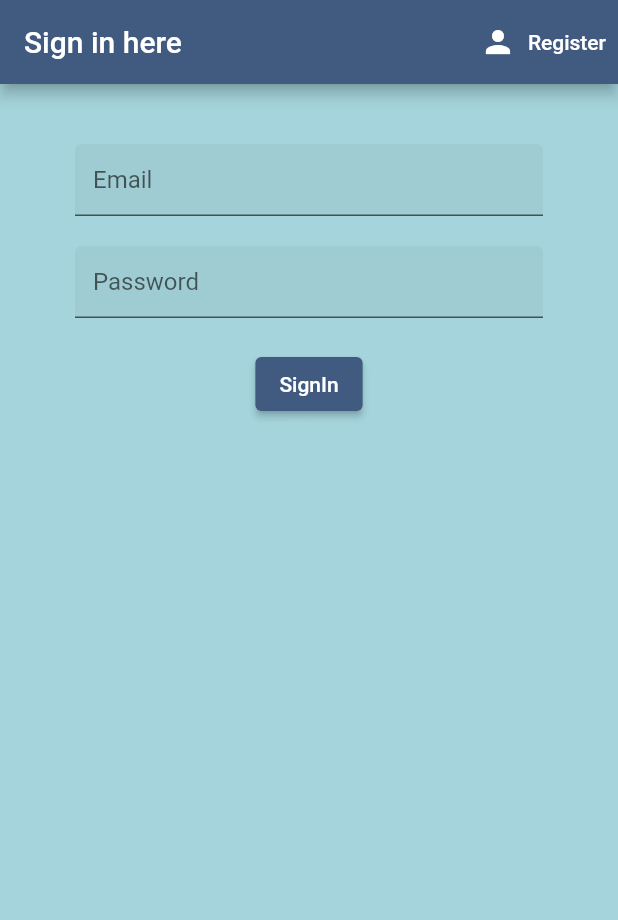
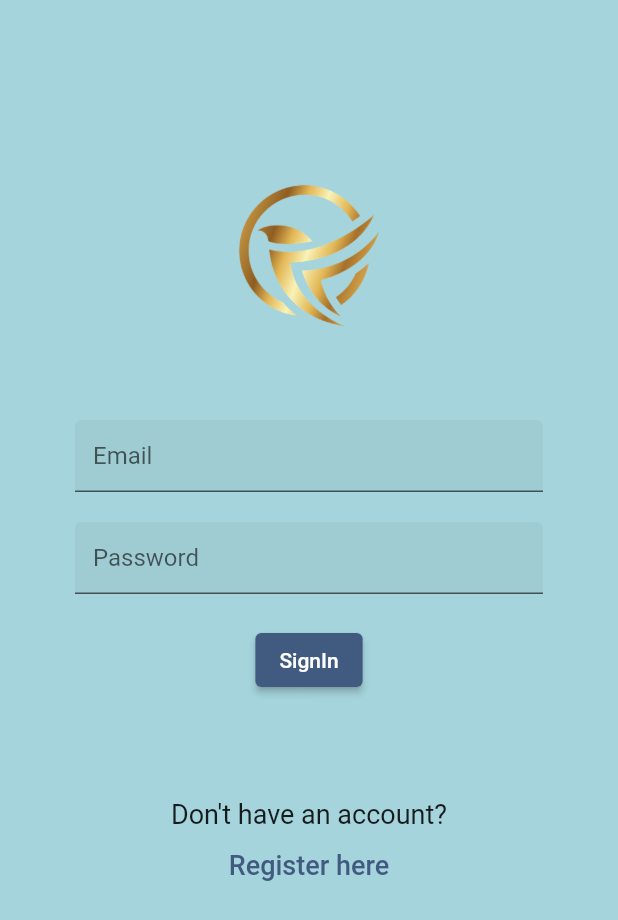
Before and after one commit to funccFORCE/App_UI, a Flutter app: the screen it shows after launch, on a phone screen of 412 x 824 dp. Shown: the top 920 px of the screen. Run offline on Flutter 3.47's test engine with Material 2 defaults, Android fonts, the phone set to English and light mode, and no system bars; our stand-ins replace animated_splash_screen, cloud_firestore, firebase_auth, firebase_core, flutter_spinkit, font_awesome_flutter; accounts and stored records are empty.

Commit message:
final changes

```diff
--- a/lib/home.dart
+++ b/lib/home.dart
@@ -59,7 +59,7 @@ class _HomeState extends State<Home> {
           BottomNavigationBarItem(
             label: '',
             icon: Icon(
-              Icons.settings,
+              Icons.call,
               color: Color(0xffA5D4DC),
             ),
           ),
--- a/lib/sign_in.dart
+++ b/lib/sign_in.dart
@@ -29,23 +29,15 @@ class _SignInState extends State<SignIn> {
   Widget build(BuildContext context) {
     return loading ? Loading() : Scaffold(
       backgroundColor: Color(0xffA5D4DC),
-      appBar: AppBar(
+      /*appBar: AppBar(
         backgroundColor: Color(0xff415A80),
         title: Text('Sign in here'),
         actions: <Widget>[
-          TextButton.icon(
-            icon: Icon(Icons.person),
-            label: Text('Register'),
-            style: TextButton.styleFrom(
-              primary: Colors.white,
-            ),
-            onPressed: () {
-              widget.toggleView();
-            },
-          )
+
         ],
-      ),
-      body: Container(
+      ),*/
+      body: SingleChildScrollView(
+      child: Container(
         padding: EdgeInsets.symmetric(vertical: 20.0, horizontal: 50.0),
         child: Form(
           key: _formKey,
@@ -53,7 +45,18 @@ class _SignInState extends State<SignIn> {
             child: Column(
               children: <Widget>[
 
-                SizedBox(height: 20.0),
+                SizedBox(height: 100.0),
+
+                Container(
+                  child: Image.asset(
+                    'images/logo.png',
+                    height: 100.0,
+                    fit: BoxFit.cover,
+                  ),
+                ),
+
+                SizedBox(height: 60.0),
+
                 TextFormField(
                     decoration: textInputDecoration.copyWith(hintText: 'Email'),
                     validator: (val) => val.isEmpty ? 'Enter an email' : null,
@@ -99,17 +102,42 @@ class _SignInState extends State<SignIn> {
                     }
                   }
                 ),
+                SizedBox(height: 40.0),
 
-                SizedBox(height: 12.0),
                 Text (
                   error,
                   style: TextStyle(color: Colors.red, fontSize: 14.0),
+                ),
+                SizedBox(height: 12.0),
+
+                Text(
+                  'Don\'t have an account?',
+                  style: TextStyle(
+                    fontSize: 18.0,
+                    fontWeight: FontWeight.w400,
+                  ),
+                ),
+                SizedBox(height: 0.0),
+
+                TextButton(
+                  //icon: Icon(Icons.person),
+                  child: Text('Register here', style: TextStyle(
+                    fontSize: 18.0,
+                  ),),
+                  style: TextButton.styleFrom(
+                    primary: Color(0xff415A80),
+                  ),
+                  onPressed: () {
+                    widget.toggleView();
+                  },
                 )
+
               ],
             ),
           ),
         )
       ),
+      ),
     );
   }
 }
--- a/pubspec.yaml
+++ b/pubspec.yaml
@@ -34,6 +34,7 @@ dependencies:
   flutter_spinkit:
   font_awesome_flutter:
   animated_splash_screen:
+  url_launcher:
 
 dev_dependencies:
   flutter_test:
```
Also changed, not shown: lib/about.dart (+37 -2 lines), lib/drawer.dart (+20 -19 lines), lib/register.dart (+44 -16 lines), lib/settings.dart (+42 -5 lines), pubspec.lock, 1 other file.
